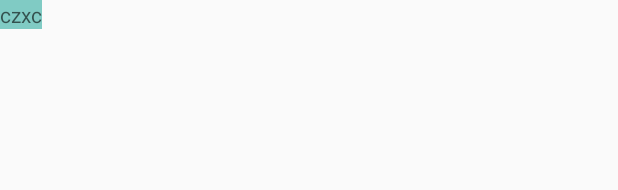
After one commit to marija283/BookProject, an Android app: the layout item.xml on its own in the app's theme, with its tools: preview values and no code run, on a phone screen of 412 x 824 dp. The commit adds this screen. Shown: the top 190 px of the screen. Run offline under Robolectric (Android 15) with nearby library versions, the phone set to English and light mode, and no system bars.

Commit message:
simple suggestions on Search

```diff
--- /dev/null
+++ b/app/src/main/res/layout/item.xml
@@ -0,0 +1,13 @@
+<?xml version="1.0" encoding="utf-8"?>
+<RelativeLayout xmlns:android="http://schemas.android.com/apk/res/android"
+    android:layout_width="fill_parent"
+    android:layout_height="fill_parent">
+
+    <TextView
+        android:id="@+id/suggestionTextView"
+        android:layout_width="wrap_content"
+        android:layout_height="wrap_content"
+        android:background="@color/accent_material_dark"
+        android:hint="czxc" />
+
+</RelativeLayout>
--- /dev/null
+++ b/app/src/main/res/xml/searchable.xml
@@ -0,0 +1,4 @@
+<searchable xmlns:android="http://schemas.android.com/apk/res/android"
+    android:label="@string/search"
+    android:hint="@string/search" >
+</searchable>
```
Also changed, not shown: app/src/main/AndroidManifest.xml (+14 -1 lines), app/src/main/java/mk/finki/mpip/bookproject/HelperClasses/ExampleAdapter.java (added, +61 -0 lines), app/src/main/java/mk/finki/mpip/bookproject/HomeActivity.java (+59 -2 lines), app/src/main/res/values/strings.xml (+4 -3 lines).
